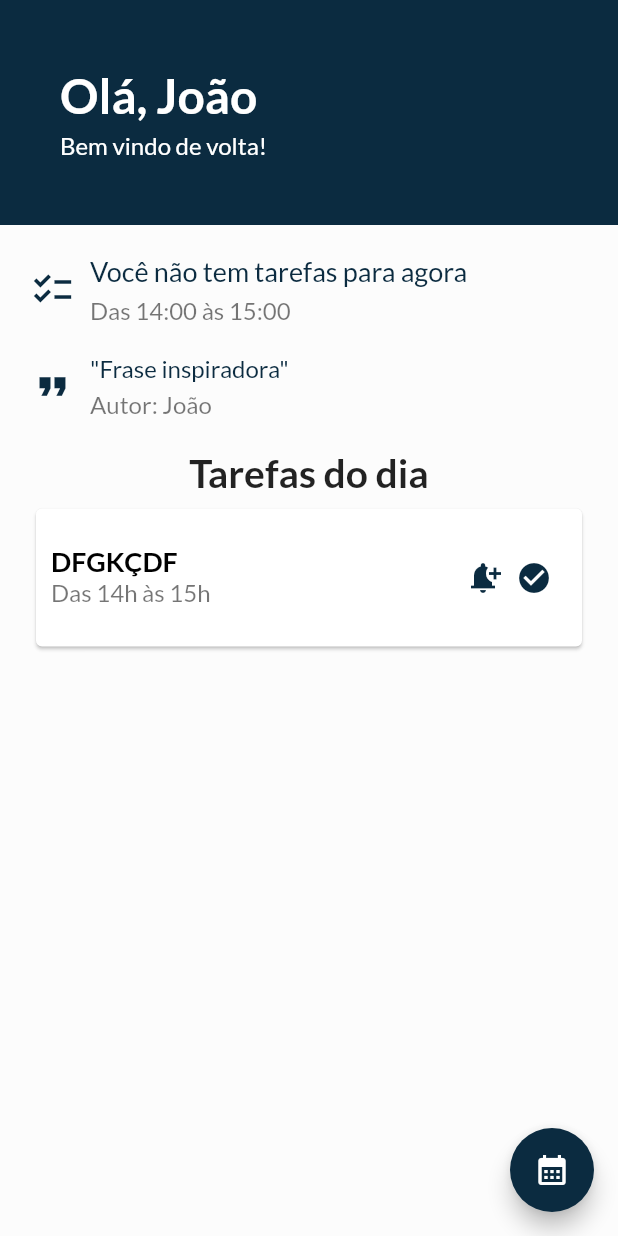
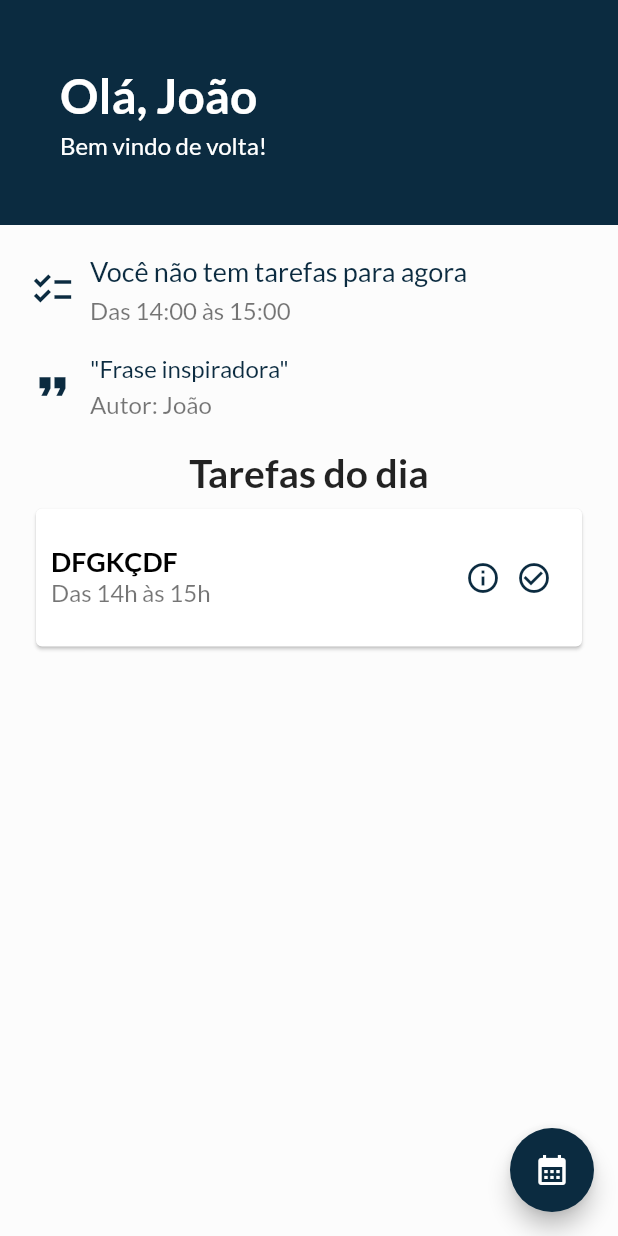
Before and after one commit to guicrisostomo/hour, a Flutter app: the Home screen opened by its route, on a phone screen of 412 x 824 dp. Run offline on Flutter 3.47's test engine with Material 2 defaults, Android fonts, the light colour scheme and no system bars; our stand-ins replace firebase_core, flutter_dotenv, flutter_svg, google_fonts; accounts and stored records are empty.

Commit message:
refactor: change icons

```diff
--- a/lib/view/widgets/list.dart
+++ b/lib/view/widgets/list.dart
@@ -38,14 +38,14 @@ class ListActivities extends StatelessWidget {
               mainAxisSize: MainAxisSize.min,
               children: [
                 Icon(
-                  Icons.notification_add,
+                  Icons.info_outline,
                   color: globals.primary,
                 ),
 
                 const SizedBox(width: 10),
 
                Icon(
-                  Icons.check_circle,
+                  Icons.check_circle_outline,
                   color: globals.primary,
                 ),
               ],
```
